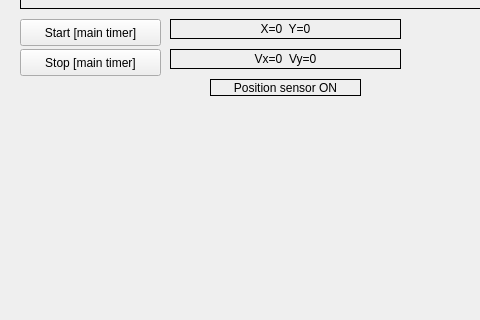
Qt form demos/dead_reckoning/qt/mainwindow.ui (tachidok/CVFramework) before a commit; both pictures show x 0 to 480 and y 488 to 808 of the 1192 by 808 pixel window.
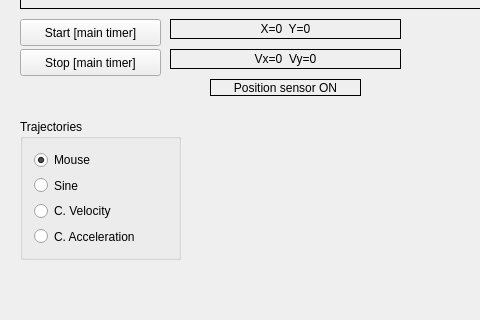
The same form after that commit. Custom widgets are drawn as their Qt base class.

Commit message: -- Implementing more trajectories for the movement of the point in the screen in addition to the one given by the mouse.

Patch:
```diff
--- a/demos/dead_reckoning/qt/mainwindow.ui
+++ b/demos/dead_reckoning/qt/mainwindow.ui
@@ -152,6 +152,58 @@
      <set>Qt::AlignCenter</set>
     </property>
    </widget>
+   <widget class="QGroupBox" name="gbx_trajectories">
+    <property name="geometry">
+     <rect>
+      <x>20</x>
+      <y>590</y>
+      <width>161</width>
+      <height>141</height>
+     </rect>
+    </property>
+    <property name="title">
+     <string>Trajectories</string>
+    </property>
+    <property name="flat">
+     <bool>false</bool>
+    </property>
+    <property name="checkable">
+     <bool>false</bool>
+    </property>
+    <layout class="QVBoxLayout" name="verticalLayout">
+     <item>
+      <widget class="QRadioButton" name="rbt_trajectory_mouse">
+       <property name="text">
+        <string>Mouse</string>
+       </property>
+       <property name="checked">
+        <bool>true</bool>
+       </property>
+      </widget>
+     </item>
+     <item>
+      <widget class="QRadioButton" name="rbt_trajectory_sine">
+       <property name="text">
+        <string>Sine</string>
+       </property>
+      </widget>
+     </item>
+     <item>
+      <widget class="QRadioButton" name="rbt_trajectory_cvel">
+       <property name="text">
+        <string>C. Velocity</string>
+       </property>
+      </widget>
+     </item>
+     <item>
+      <widget class="QRadioButton" name="rbt_trajectory_cacc">
+       <property name="text">
+        <string>C. Acceleration</string>
+       </property>
+      </widget>
+     </item>
+    </layout>
+   </widget>
   </widget>
   <widget class="QMenuBar" name="menuBar">
    <property name="geometry">
```
The commit also changes 3 other files.
